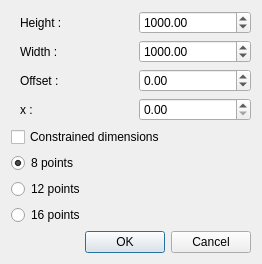
Old version of the form resources/adrFrame.ui in the repository CLGH/Ader.
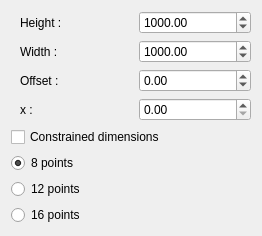
New version of the form.

```diff
--- a/resources/adrFrame.ui
+++ b/resources/adrFrame.ui
@@ -10,7 +10,7 @@
     <x>0</x>
     <y>0</y>
     <width>262</width>
-    <height>241</height>
+    <height>212</height>
    </rect>
   </property>
   <property name="windowTitle">
@@ -154,22 +154,6 @@
      </property>
     </widget>
    </item>
-   <item>
-    <widget class="QDialogButtonBox" name="bbButtons">
-     <property name="autoFillBackground">
-      <bool>false</bool>
-     </property>
-     <property name="locale">
-      <locale language="English" country="UnitedStates"/>
-     </property>
-     <property name="standardButtons">
-      <set>QDialogButtonBox::Cancel|QDialogButtonBox::Ok</set>
-     </property>
-     <property name="centerButtons">
-      <bool>false</bool>
-     </property>
-    </widget>
-   </item>
   </layout>
  </widget>
  <resources/>
```
Left out of the diff: 35 changed lines with no effect on the pictures.
